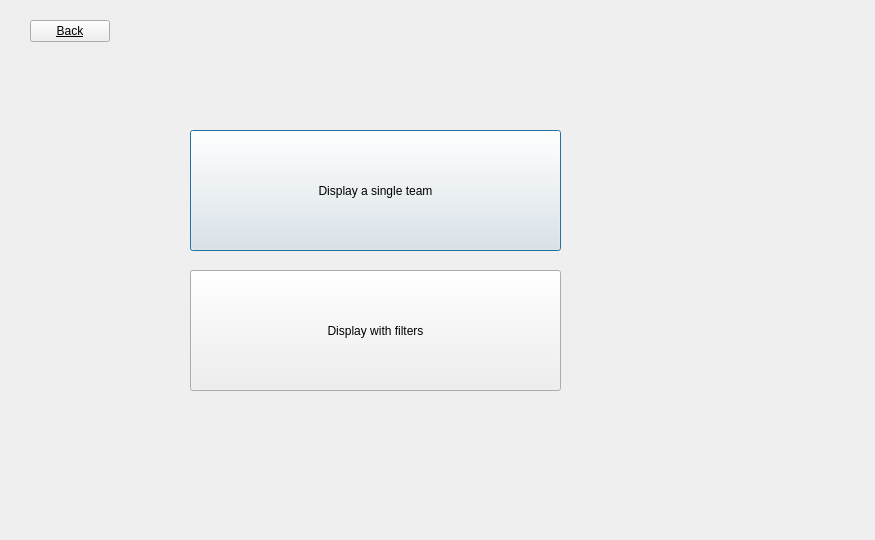
Above: BaseballProject2/displayteam.ui from tholm1/CS1D-Project-2-Baseball before the change. Below: the same form after it.
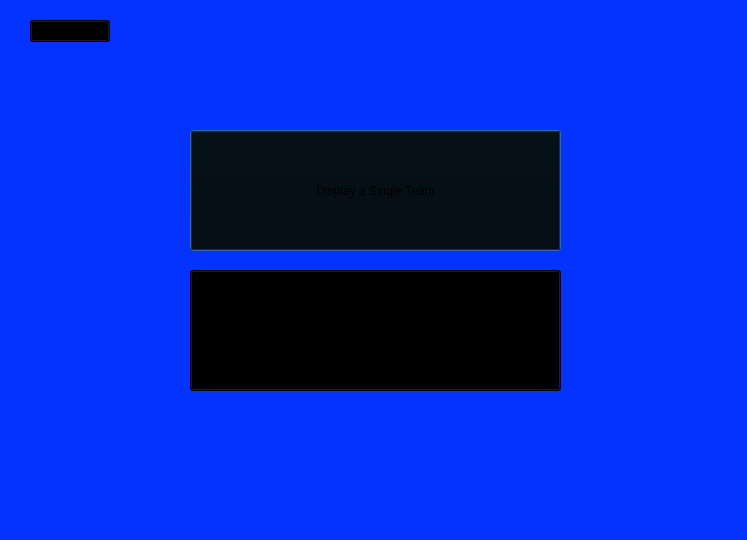
That is the form after the change.

Patch:
```diff
--- a/BaseballProject2/displayteam.ui
+++ b/BaseballProject2/displayteam.ui
@@ -6,13 +6,16 @@
    <rect>
     <x>0</x>
     <y>0</y>
-    <width>875</width>
+    <width>747</width>
     <height>540</height>
    </rect>
   </property>
   <property name="windowTitle">
    <string>Dialog</string>
   </property>
+  <property name="styleSheet">
+   <string notr="true">background-color: rgb(4, 51, 255)</string>
+  </property>
   <widget class="QPushButton" name="displaySingleTeam_pushButton">
    <property name="geometry">
     <rect>
@@ -22,8 +25,11 @@
      <height>121</height>
     </rect>
    </property>
+   <property name="styleSheet">
+    <string notr="true">background-color: rgb(0, 0, 0)</string>
+   </property>
    <property name="text">
-    <string>Display a single team</string>
+    <string>Display a Single Team</string>
    </property>
   </widget>
   <widget class="QPushButton" name="displayWithFilter_pushButton">
@@ -35,8 +41,11 @@
      <height>121</height>
     </rect>
    </property>
+   <property name="styleSheet">
+    <string notr="true">background-color: rgb(0, 0, 0)</string>
+   </property>
    <property name="text">
-    <string>Display with filters</string>
+    <string>Display Teams with Filters</string>
    </property>
   </widget>
   <widget class="QPushButton" name="back_pushButton">
@@ -50,7 +59,8 @@
    </property>
    <property name="styleSheet">
     <string notr="true">font: 8pt &quot;MS Shell Dlg 2&quot;;
-text-decoration: underline;</string>
+text-decoration: underline;
+background-color: rgb(0, 0, 0)</string>
    </property>
    <property name="text">
     <string>Back</string>
```
